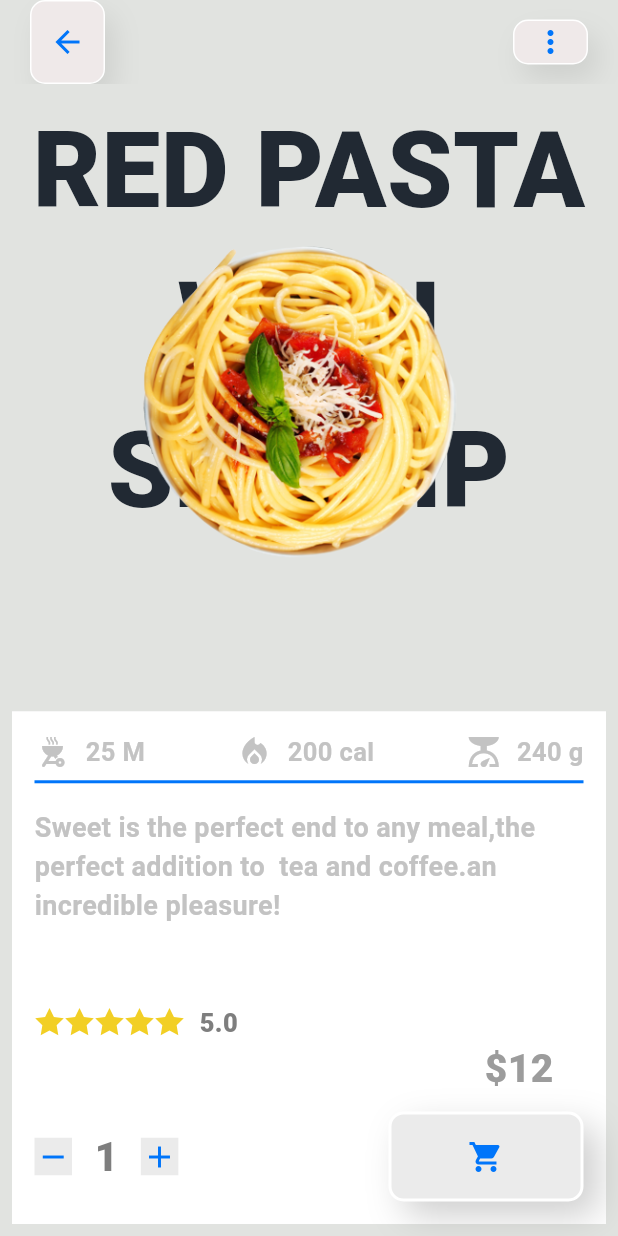
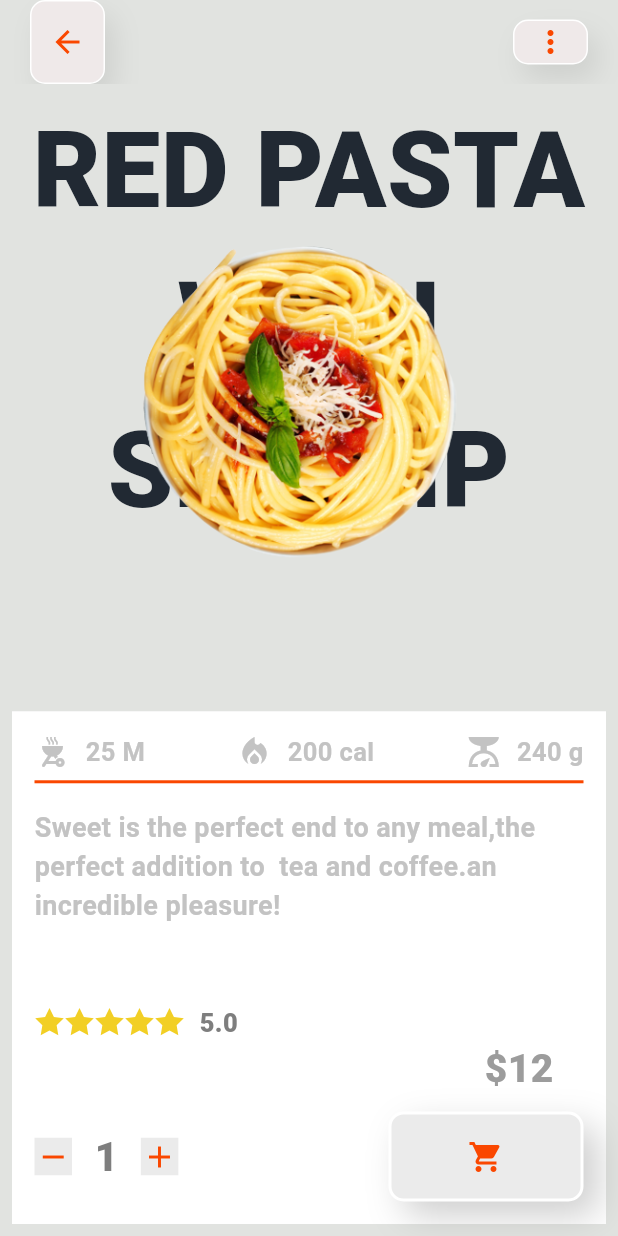
Before and after one commit to kimoo112/Menu-App, a Flutter app: the screen it shows after launch, after a tap on "RED PASTA WITH SHIRMP", on a phone screen of 412 x 824 dp. Run offline on Flutter 3.47's test engine with Material 3 defaults, Android fonts, the phone set to English and light mode, and no system bars; our stand-ins replace flutter_inset_box_shadow.

```diff
--- a/lib/Screens/detailscreen.dart
+++ b/lib/Screens/detailscreen.dart
@@ -1,37 +1,33 @@
-import 'package:flutter/material.dart'hide BoxDecoration, BoxShadow;
+import 'package:flutter/material.dart' hide BoxDecoration, BoxShadow;
 import 'package:flutter_inset_box_shadow/flutter_inset_box_shadow.dart';
 import 'package:foodmenu/Data/menudata.dart';
 import 'package:foodmenu/Screens/starclipper.dart';
+
 class DetailsSCreen extends StatelessWidget {
   Item item;
   int index;
-  DetailsSCreen(this.item,this.index);
-
+  DetailsSCreen(this.item, this.index, {super.key});
 
   @override
   Widget build(BuildContext context) {
     return Scaffold(
       appBar: AppBar(
         leadingWidth: 70,
-
         elevation: 0,
         backgroundColor: Colors.transparent,
-        leading:  InkWell(
-          onTap: (){
+        leading: InkWell(
+          onTap: () {
             Navigator.pop(context);
           },
           child: Container(
             margin: const EdgeInsets.only(left: 20),
-
             height: 30,
             width: 40,
             decoration: BoxDecoration(
-
               borderRadius: BorderRadius.circular(10),
               border: Border.all(color: Colors.white),
               color: const Color(0xffefe9e9),
               boxShadow: const [
-
                 BoxShadow(
                   color: Color(0xffced0cd),
 
@@ -40,26 +36,26 @@ class DetailsSCreen extends StatelessWidget {
                 ),
               ],
             ),
-            child: Icon(Icons.arrow_back,color: Theme.of(context).primaryColor,),
+            child: Icon(
+              Icons.arrow_back,
+              color: Theme.of(context).primaryColor,
+            ),
           ),
         ),
         actions: [
           InkWell(
-            onTap: (){
+            onTap: () {
               Navigator.pop(context);
             },
             child: Container(
               margin: const EdgeInsets.only(right: 20),
-
               height: 30,
               width: 50,
               decoration: BoxDecoration(
-
                 borderRadius: BorderRadius.circular(10),
                 border: Border.all(color: Colors.white),
                 color: const Color(0xffefe9e9),
                 boxShadow: const [
-
                   BoxShadow(
                     color: Color(0xffced0cd),
 
@@ -68,7 +64,10 @@ class DetailsSCreen extends StatelessWidget {
                   ),
                 ],
               ),
-              child: Icon(Icons.more_vert,color: Theme.of(context).primaryColor,),
+              child: Icon(
+                Icons.more_vert,
+                color: Theme.of(context).primaryColor,
+              ),
             ),
           ),
         ],
@@ -82,31 +81,29 @@ class DetailsSCreen extends StatelessWidget {
                 child: Stack(
                   children: [
                     SizedBox(
-
-                      child: Text(item.name,style: const TextStyle(fontWeight: FontWeight.w900,fontSize: 70,color: Color(0xff212933)),textAlign: TextAlign.center,),
+                      child: Text(
+                        item.name,
+                        style: const TextStyle(
+                            fontWeight: FontWeight.w900,
+                            fontSize: 70,
+                            color: Color(0xff212933)),
+                        textAlign: TextAlign.center,
+                      ),
                     ),
                     Center(
-                      child:  Hero(
+                      child: Hero(
                         tag: "$index",
                         child: Container(
                             height: 250,
                             width: 250,
-                            decoration:const   BoxDecoration(
-
-
+                            decoration: const BoxDecoration(
                               shape: BoxShape.circle,
-
                             ),
-
                             child: SizedBox(
                               height: 50,
                               width: 50,
-                              child:  FittedBox(child: Image.asset(item.image)),
-
-                            )
-
-
-                        ),
+                              child: FittedBox(child: Image.asset(item.image)),
+                            )),
                       ),
                     )
                   ],
@@ -114,93 +111,125 @@ class DetailsSCreen extends StatelessWidget {
             Expanded(
                 flex: 5,
                 child: Container(
-                  padding:const  EdgeInsets.all(15),
+                  padding: const EdgeInsets.all(15),
                   width: double.infinity,
                   color: Colors.white,
                   child: Column(
                     children: [
-                      Row(
+                      const Row(
                         mainAxisAlignment: MainAxisAlignment.spaceBetween,
                         children: [
-
-                             Row(
-                                children:const [
-                                  Icon(Icons.outdoor_grill,color: Color(0xffc3c3c3) ,),
-                                  SizedBox(width: 10,),
-                                  Text("25 M",style: TextStyle(fontWeight: FontWeight.bold,color: Color(0xffc3c3c3),fontSize: 17),),
-
-
-                                ]
-
-
-
+                          Row(children: [
+                            Icon(
+                              Icons.outdoor_grill,
+                              color: Color(0xffc3c3c3),
                             ),
-
-
-                             Row(
-                                children:const [
-                                  Icon(Icons.local_fire_department,color: Color(0xffc3c3c3) ,),
-                                  SizedBox(width: 10,),
-                                  Text("200 cal",style: TextStyle(fontWeight: FontWeight.bold,color: Color(0xffc3c3c3),fontSize: 17),),
-
-
-                                ]
-
-
-
+                            SizedBox(
+                              width: 10,
                             ),
-
-
-                          Row(
-                                children:const [
-                                  Icon(Icons.scale,color: Color(0xffc3c3c3) ,),
-                                  SizedBox(width: 10,),
-                                  Text("240 g",style: TextStyle(fontWeight: FontWeight.bold,color: Color(0xffc3c3c3),fontSize: 17),),
-
-
-                                ]
-
-
-
-
+                            Text(
+                              "25 M",
+                              style: TextStyle(
+                                  fontWeight: FontWeight.bold,
+                                  color: Color(0xffc3c3c3),
+                                  fontSize: 17),
                             ),
-
+                          ]),
+                          Row(children: [
+                            Icon(
+                              Icons.local_fire_department,
+                              color: Color(0xffc3c3c3),
+                            ),
+                            SizedBox(
+                              width: 10,
+                            ),
+                            Text(
+                              "200 cal",
+                              style: TextStyle(
+                                  fontWeight: FontWeight.bold,
+                                  color: Color(0xffc3c3c3),
+                                  fontSize: 17),
+                            ),
+                          ]),
+                          Row(children: [
+                            Icon(
+                              Icons.scale,
+                              color: Color(0xffc3c3c3),
+                            ),
+                            SizedBox(
+                              width: 10,
+                            ),
+                            Text(
+                              "240 g",
+                              style: TextStyle(
+                                  fontWeight: FontWeight.bold,
+                                  color: Color(0xffc3c3c3),
+                                  fontSize: 17),
+                            ),
+                          ]),
                         ],
                       ),
-                      Divider(color: Theme.of(context).primaryColor,thickness: 2,),
-                      const SizedBox(height: 10,),
-                    const   Text("Sweet is the perfect end to any meal,the perfect addition to  tea and coffee.an incredible pleasure!",style: TextStyle(fontSize: 18,fontWeight: FontWeight.bold,color: Color(0xffc3c3c3)),),
-                      const SizedBox(height: 10,),
-                     const  Spacer(),
+                      Divider(
+                        color: Theme.of(context).primaryColor,
+                        thickness: 2,
+                      ),
+                      const SizedBox(
+                        height: 10,
+                      ),
+                      const Text(
+                        "Sweet is the perfect end to any meal,the perfect addition to  tea and coffee.an incredible pleasure!",
+                        style: TextStyle(
+                            fontSize: 18,
+                            fontWeight: FontWeight.bold,
+                            color: Color(0xffc3c3c3)),
+                      ),
+                      const SizedBox(
+                        height: 10,
+                      ),
+                      const Spacer(),
                       Row(
                         children: [
-                          for(int i=0;i<5;i++)...[ ClipPath(
+                          for (int i = 0; i < 5; i++) ...[
+                            ClipPath(
                               clipper: StarClipper(),
                               child: Container(
-                              color:const  Color(0xfff2cf25),
+                                color: const Color(0xfff2cf25),
                                 width: 20,
                                 height: 20,
                               ),
-                          )],
-                       const    SizedBox(width: 10,),
-                         const  Text("5.0",style: TextStyle(fontWeight: FontWeight.w900,fontSize: 17,color: Color(0xff7e7e7e)),)
-
-
-
+                            )
+                          ],
+                          const SizedBox(
+                            width: 10,
+                          ),
+                          const Text(
+                            "5.0",
+                            style: TextStyle(
+                                fontWeight: FontWeight.w900,
+                                fontSize: 17,
+                                color: Color(0xff7e7e7e)),
+                          )
                         ],
                       ),
-
-                      Row(
+                      const Row(
                         mainAxisAlignment: MainAxisAlignment.end,
-                        children: const [
-
-                          Text("\$12",
-
-                            style: TextStyle(fontSize: 26,fontWeight: FontWeight.w900,color: Color(0xff9c9c9c),),),
-                          SizedBox(width: 20,)
+                        children: [
+                          Text(
+                            "\$12",
+                            style: TextStyle(
+                              fontSize: 26,
+                              fontWeight: FontWeight.w900,
+                              color: Color(0xff9c9c9c),
+                            ),
+                          ),
+                          SizedBox(
+                            width: 20,
+                          )
                         ],
                       ),
-                      const    SizedBox(height: 10,),
+                      const SizedBox(
+                        height: 10,
+                      ),
                       Row(
                         mainAxisAlignment: MainAxisAlignment.spaceBetween,
                         children: [
@@ -210,16 +239,28 @@ class DetailsSCreen extends StatelessWidget {
                                 margin: const EdgeInsets.only(right: 15),
                                 height: 25,
                                 width: 25,
-                                color:const  Color(0xffebebeb),
-                                child: Icon(Icons.remove,color: Theme.of(context).primaryColor,),
+                                color: const Color(0xffebebeb),
+                                child: Icon(
+                                  Icons.remove,
+                                  color: Theme.of(context).primaryColor,
                                 ),
-                              const  Text("1",style: TextStyle(fontWeight: FontWeight.w900,fontSize: 27,color: Color(0xff7e7e7e)),),
+                              ),
+                              const Text(
+                                "1",
+                                style: TextStyle(
+                                    fontWeight: FontWeight.w900,
+                                    fontSize: 27,
+                                    color: Color(0xff7e7e7e)),
+                              ),
                               Container(
                                 margin: const EdgeInsets.only(left: 15),
                                 height: 25,
                                 width: 25,
-                                color:const  Color(0xffebebeb),
-                                child: Icon(Icons.add,color: Theme.of(context).primaryColor,),
+                                color: const Color(0xffebebeb),
+                                child: Icon(
+                                  Icons.add,
+                                  color: Theme.of(context).primaryColor,
+                                ),
                               )
                             ],
                           ),
@@ -228,27 +269,26 @@ class DetailsSCreen extends StatelessWidget {
                             width: 130,
                             decoration: BoxDecoration(
                                 borderRadius: BorderRadius.circular(10),
-                            border: Border.all(color: Colors.white,width: 2),
-                            color:const  Color(0xffebebeb),
+                                border:
+                                    Border.all(color: Colors.white, width: 2),
+                                color: const Color(0xffebebeb),
                                 boxShadow: [
                                   BoxShadow(
                                     color: Colors.grey.withOpacity(0.5),
-                                offset:const Offset(10,10),
+                                    offset: const Offset(10, 10),
                                     blurRadius: 20,
-
-
                                   )
-                            ]
+                                ]),
+                            alignment: Alignment.center,
+                            child: Icon(
+                              Icons.shopping_cart,
+                              color: Theme.of(context).primaryColor,
                             ),
-                            alignment: Alignment.center,
-                            child: Icon(Icons.shopping_cart,color: Theme.of(context).primaryColor,),
                           )
                         ],
                       )
                     ],
-
                   ),
-
                 )),
           ],
         ),
--- a/lib/Screens/homescreen.dart
+++ b/lib/Screens/homescreen.dart
@@ -1,10 +1,11 @@
-import 'package:flutter/material.dart'hide BoxDecoration, BoxShadow;
+import 'package:collection/collection.dart';
+import 'package:flutter/material.dart' hide BoxDecoration, BoxShadow;
 import 'package:flutter_inset_box_shadow/flutter_inset_box_shadow.dart';
-import 'package:collection/collection.dart';
 
 import '../Data/menudata.dart';
 import 'detailscreen.dart';
 import 'navbar.dart';
+
 class HomeScreen extends StatelessWidget {
   const HomeScreen({Key? key}) : super(key: key);
 
@@ -12,21 +13,27 @@ class HomeScreen extends StatelessWidget {
   Widget build(BuildContext context) {
     return Scaffold(
       appBar: AppBar(
-        actions: [
-          Icon(Icons.restaurant_menu_sharp,color: Colors.blue,size: 30,)
+        actions: const [
+          Icon(
+            Icons.restaurant_menu_sharp,
+            color: Color(0xFFFA4700),
+            size: 30,
+          )
         ],
-
         elevation: 0,
-        backgroundColor:const  Color(0xffffffff),
-                       title: const Text("MENTOS",style: TextStyle(fontWeight: FontWeight.bold,fontSize: 30,color: Colors.blue),),
-
-
-
-
+        backgroundColor: const Color(0xffffffff),
+        title: Text(
+          "Flavor Journey".toUpperCase(),
+          style: const TextStyle(
+            fontWeight: FontWeight.bold,
+            color: Color(0xFFFA4700),
+            fontSize: 30,
+          ),
+        ),
         bottom: PreferredSize(
           preferredSize: const Size.fromHeight(20),
           child: Container(
-            margin:const  EdgeInsets.only(bottom: 2),
+            margin: const EdgeInsets.only(bottom: 2),
             height: 6,
             color: Theme.of(context).primaryColor,
           ),
@@ -35,36 +42,47 @@ class HomeScreen extends StatelessWidget {
       body: Padding(
         padding: const EdgeInsets.all(8.0),
         child: ListView(
-          physics:const  BouncingScrollPhysics(),
+          physics: const BouncingScrollPhysics(),
           // crossAxisAlignment: CrossAxisAlignment.start,
           children: [
-           const  SizedBox(height: 20,),
-            NavBar(),
-          const   SizedBox(height: 30,),
+            const SizedBox(
+              height: 20,
+            ),
+            const NavBar(),
+            const SizedBox(
+              height: 30,
+            ),
             GridView.count(
               shrinkWrap: true,
               primary: false,
-
               crossAxisSpacing: 5,
               mainAxisSpacing: 5,
-              childAspectRatio:1/1.5,
+              childAspectRatio: 1 / 1.5,
               crossAxisCount: 2,
-              children: menuItemsList.mapIndexed((index,element)=>
-                 GestureDetector(
-                   onTap: (){
-                     Navigator.of(context).push(MaterialPageRoute(builder: (context)=>DetailsSCreen(element,index)));
+              children: menuItemsList
+                  .mapIndexed((index, element) => GestureDetector(
+                        onTap: () {
+                          Navigator.of(context).push(MaterialPageRoute(
+                              builder: (context) =>
+                                  DetailsSCreen(element, index)));
                         },
-                   child:  Container(
-                     padding:const  EdgeInsets.all(10),
+                        child: Container(
+                          padding: const EdgeInsets.all(10),
                           height: 250,
                           width: 200,
-                     color: index==0||index==3? Colors.white:const Color(0xfff4f4f4),
+                          color: index == 0 || index == 3
+                              ? Colors.white
+                              : const Color(0xfff4f4f4),
                           child: Column(
                             children: [
-                         Row(mainAxisAlignment: MainAxisAlignment.end,
+                              Row(
+                                mainAxisAlignment: MainAxisAlignment.end,
                                 children: [
-                             Icon(Icons.favorite_border,size: 27,color: Theme.of(context).primaryColor,),
-
+                                  Icon(
+                                    Icons.favorite_border,
+                                    size: 27,
+                                    color: Theme.of(context).primaryColor,
+                                  ),
                                 ],
                               ),
                               Stack(
@@ -74,91 +92,81 @@ class HomeScreen extends StatelessWidget {
                                     width: 150,
                                     decoration: const BoxDecoration(
                                       color: Colors.white,
-
                                       shape: BoxShape.circle,
-                                 boxShadow:  [
+                                      boxShadow: [
                                         BoxShadow(
-                                     color:Colors.white,
+                                          color: Colors.white,
                                           // spreadRadius: 5,
                                           blurRadius: 30,
                                           offset: Offset(-28, -28),
-
                                         ),
                                         BoxShadow(
                                           color: Color(0xffc3c3c3),
                                           // spreadRadius: 5,
                                           blurRadius: 30,
                                           offset: Offset(18, 18),
-
                                         ),
                                       ],
                                     ),
                                   ),
-
-
-
                                   Container(
                                       height: 150,
                                       width: 150,
-                                 decoration:  BoxDecoration(
-                                   color:const  Color(0xfff4f6f3),
-
+                                      decoration: BoxDecoration(
+                                        color: const Color(0xfff4f6f3),
                                         shape: BoxShape.circle,
                                         border: Border.all(color: Colors.white),
-                                   boxShadow:  [
+                                        boxShadow: [
                                           BoxShadow(
-                                         color: Colors.grey.withOpacity(0.3),
+                                              color:
+                                                  Colors.grey.withOpacity(0.3),
                                               spreadRadius: 5,
                                               blurRadius: 9,
                                               offset: const Offset(-15, -15),
-                                         inset: true// changes position of shadow
+                                              inset:
+                                                  true // changes position of shadow
                                               ),
                                           const BoxShadow(
                                               color: Color(0xffe5e2db),
                                               spreadRadius: 10,
                                               blurRadius: 10,
                                               offset: Offset(15, 15),
-                                         inset: true// changes position of shadow
+                                              inset:
+                                                  true // changes position of shadow
                                               ),
                                         ],
                                       ),
-
                                       child: SizedBox(
                                         height: 50,
                                         width: 50,
-                                     child:  FittedBox(child: Hero(
+                                        child: FittedBox(
+                                            child: Hero(
                                                 tag: "$index",
-                                         child: Image.asset(element.image,))),
-
-                                 )
-
-
-
-                             ),
-
+                                                child: Image.asset(
+                                                  element.image,
+                                                ))),
+                                      )),
                                 ],
                               ),
                               const Spacer(),
-                           Text(element.name,style: const TextStyle(fontWeight: FontWeight.bold,fontSize: 17,color: Color(0xff858585)),textAlign: TextAlign.center,),
+                              Text(
+                                element.name,
+                                style: const TextStyle(
+                                    fontWeight: FontWeight.bold,
+                                    fontSize: 17,
+                                    color: Color(0xff858585)),
+                                textAlign: TextAlign.center,
+                              ),
                               const Spacer(),
                             ],
                           ),
                         ),
-                 )
-
-
-              ).toList(),
-
-
-
-
+                      ))
+                  .toList(),
             ),
-
-
           ],
         ),
       ),
-
     );
   }
 }
--- a/lib/main.dart
+++ b/lib/main.dart
@@ -1,9 +1,11 @@
 import 'package:flutter/material.dart';
 
 import 'Screens/homescreen.dart';
-void main(){
-  runApp(MyApp());
+
+void main() {
+  runApp(const MyApp());
 }
+
 class MyApp extends StatelessWidget {
   const MyApp({Key? key}) : super(key: key);
 
@@ -12,8 +14,8 @@ class MyApp extends StatelessWidget {
     return MaterialApp(
       debugShowCheckedModeBanner: false,
       theme: ThemeData(
-        scaffoldBackgroundColor:const  Color(0xffe1e3e0),
-        primaryColor:Color(0xFF0075FA),
+        scaffoldBackgroundColor: const Color(0xffe1e3e0),
+        primaryColor: const Color(0xFFFA4700),
       ),
       home: const HomeScreen(),
     );
```
Also changed, not shown: pubspec.lock, 2 other files. Lines whose indentation alone changed are shown as unchanged.
